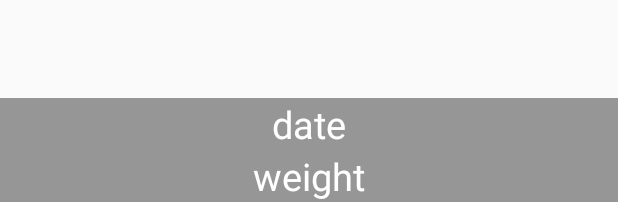
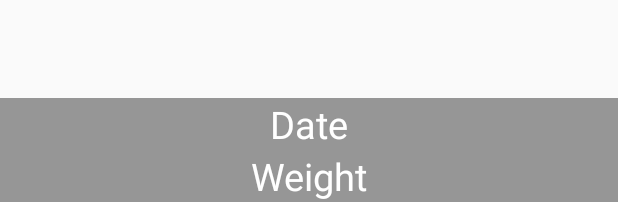
Before and after one commit to leiboldm/BulkTracker, an Android app: the layout fragment_progress_picture.xml on its own in the app's theme, with its tools: preview values and no code run, on a phone screen of 412 x 824 dp. Shown: the part 1034-1236 px from the top of the screen. Run offline under Robolectric (Android 15) with nearby library versions, the phone set to English and light mode, and no system bars.

```diff
--- a/app/src/main/java/com/mattleibold/bulktracker/AlarmReceiver.java
+++ b/app/src/main/java/com/mattleibold/bulktracker/AlarmReceiver.java
@@ -11,7 +11,7 @@ public class AlarmReceiver extends BroadcastReceiver {
 
     @Override
     public void onReceive(Context context, Intent intent) {
-        Log.d("BTLOG", "Alarm recieved at " + Utilities.getSecondsSinceStartOfDay());
+        Log.d("BTLOG", "Alarm received at " + Utilities.getSecondsSinceStartOfDay());
         Intent i = new Intent(context, NotificationService.class);
         context.startService(i);
     }
--- a/app/src/main/java/com/mattleibold/bulktracker/DBHelper.java
+++ b/app/src/main/java/com/mattleibold/bulktracker/DBHelper.java
@@ -8,7 +8,6 @@ import android.database.sqlite.SQLiteDatabase;
 import android.provider.BaseColumns;
 import android.util.Log;
 
-import java.sql.Timestamp;
 import java.text.ParseException;
 import java.text.SimpleDateFormat;
 import java.util.ArrayList;
@@ -117,7 +116,9 @@ public class DBHelper extends SQLiteOpenHelper {
     public int getWeightsCount() {
         SQLiteDatabase db = this.getReadableDatabase();
         Cursor res = db.rawQuery(WeightEntry.GET_MOST_RECENT_SQL, null);
-        return res.getCount();
+        int count = res.getCount();
+        res.close();
+        return count;
     }
 
     // returns the most recent weight the user has entered
--- a/app/src/main/java/com/mattleibold/bulktracker/NotificationService.java
+++ b/app/src/main/java/com/mattleibold/bulktracker/NotificationService.java
@@ -1,7 +1,6 @@
 package com.mattleibold.bulktracker;
 
 import android.app.IntentService;
-import android.app.Notification;
 import android.app.NotificationManager;
 import android.app.PendingIntent;
 import android.app.TaskStackBuilder;
@@ -17,7 +16,7 @@ public class NotificationService extends IntentService {
 
     @Override
     protected void onHandleIntent(Intent intent) {
-        Log.d("BTLOG", "Notifcation Service!");
+        Log.d("BTLOG", "Notification Service!");
         DBHelper db = new DBHelper(this);
         if (db.getWeightsCount() < 1) {
             return;
--- a/app/src/main/java/com/mattleibold/bulktracker/PicturePagerActivity.java
+++ b/app/src/main/java/com/mattleibold/bulktracker/PicturePagerActivity.java
@@ -2,7 +2,6 @@ package com.mattleibold.bulktracker;
 
 import android.support.v4.app.FragmentActivity;
 import android.support.v4.view.ViewPager;
-import android.support.v7.app.ActionBarActivity;
 import android.os.Bundle;
 import android.view.Menu;
 import android.view.MenuItem;
--- a/app/src/main/java/com/mattleibold/bulktracker/ThumbnailAdapter.java
+++ b/app/src/main/java/com/mattleibold/bulktracker/ThumbnailAdapter.java
@@ -1,17 +1,14 @@
 package com.mattleibold.bulktracker;
 
 import android.content.Context;
-import android.net.Uri;
 import android.util.Log;
 import android.view.LayoutInflater;
 import android.view.View;
 import android.view.ViewGroup;
 import android.widget.BaseAdapter;
-import android.widget.GridView;
 import android.widget.ImageView;
 import android.widget.TextView;
 
-import java.io.File;
 import java.util.Vector;
 
 /**
--- a/app/src/main/java/com/mattleibold/bulktracker/WeightHistoryActivity.java
+++ b/app/src/main/java/com/mattleibold/bulktracker/WeightHistoryActivity.java
@@ -8,10 +8,7 @@ import android.util.Log;
 import android.view.Menu;
 import android.view.MenuItem;
 import android.view.View;
-import android.view.ViewGroup;
-import android.view.ViewParent;
 import android.widget.Button;
-import android.widget.LinearLayout;
 import android.widget.TableLayout;
 import android.widget.TableRow;
 import android.widget.TextView;
--- a/app/src/main/res/layout/activity_weight_entry.xml
+++ b/app/src/main/res/layout/activity_weight_entry.xml
@@ -58,7 +58,7 @@
         android:layout_height="wrap_content"
         android:id="@+id/progressPictureLabel"/>
     <HorizontalScrollView android:layout_width="fill_parent" android:layout_height="wrap_content">
-        <LinearLayout android:layout_height="wrap_content" android:layout_width="fill_parent"
+        <LinearLayout android:layout_height="wrap_content" android:layout_width="wrap_content"
             android:orientation="horizontal" android:id="@+id/pictureContainer">
         </LinearLayout>
     </HorizontalScrollView>
--- a/app/src/main/res/layout/fragment_progress_picture.xml
+++ b/app/src/main/res/layout/fragment_progress_picture.xml
@@ -4,7 +4,7 @@
     tools:context="com.mattleibold.bulktracker.ProgressPictureFragment">
 
     <ImageView android:layout_width="match_parent" android:layout_height="match_parent"
-        android:id="@+id/progressPicture"/>
+        android:id="@+id/progressPicture" android:contentDescription="@string/progress_picture"/>
 
     <LinearLayout android:layout_width="match_parent" android:layout_height="wrap_content"
         android:orientation="vertical" android:gravity="center_horizontal"
@@ -12,12 +12,12 @@
         android:background="@color/translucentblack">
 
         <TextView android:layout_width="match_parent" android:layout_height="wrap_content"
-            android:id="@+id/dateText" android:text="date"
+            android:id="@+id/dateText" android:text="@string/date"
             android:gravity="center_horizontal" android:textSize="25sp"
             android:textColor="@color/white"/>
 
         <TextView android:layout_width="match_parent" android:layout_height="wrap_content"
-            android:id="@+id/weightText" android:text="weight"
+            android:id="@+id/weightText" android:text="@string/weight"
             android:gravity="center_horizontal" android:textSize="25sp"
             android:textColor="@color/white"/>
 
--- a/app/src/main/res/layout/photo_gallery_layout.xml
+++ b/app/src/main/res/layout/photo_gallery_layout.xml
@@ -4,7 +4,8 @@
     android:orientation="vertical">
 
     <ImageView android:layout_width="wrap_content" android:layout_height="wrap_content"
-        android:id="@+id/thumbnail_image" android:gravity="center_horizontal"></ImageView>
+        android:id="@+id/thumbnail_image" android:gravity="center_horizontal"
+        android:contentDescription="@string/progress_picture"></ImageView>
 
     <TextView android:layout_width="wrap_content" android:layout_height="wrap_content"
         android:id="@+id/date_text" android:gravity="center_horizontal"
--- a/app/src/main/res/values/strings.xml
+++ b/app/src/main/res/values/strings.xml
@@ -41,5 +41,10 @@
     <string name="title_activity_picture_gallery">Picture Gallery</string>
     <string name="progress_pictures">Progress pictures</string>
     <string name="title_activity_picture_pager">PicturePagerActivity</string>
+    <string name="date">Date</string>
+    <string name="weight">Weight</string>
+    <string name="time">Time</string>
+    <string name="edit">Edit</string>
+    <string name="comment">Comment</string>
 
 </resources>
```
Also changed, not shown: app/src/main/java/com/mattleibold/bulktracker/GraphViewActivity.java (+2 -9 lines), app/src/main/java/com/mattleibold/bulktracker/MainActivity.java (+0 -7 lines), app/src/main/java/com/mattleibold/bulktracker/WeightEntryActivity.java (+0 -12 lines), app/src/main/res/layout/activity_weight_history.xml (+7 -8 lines).
